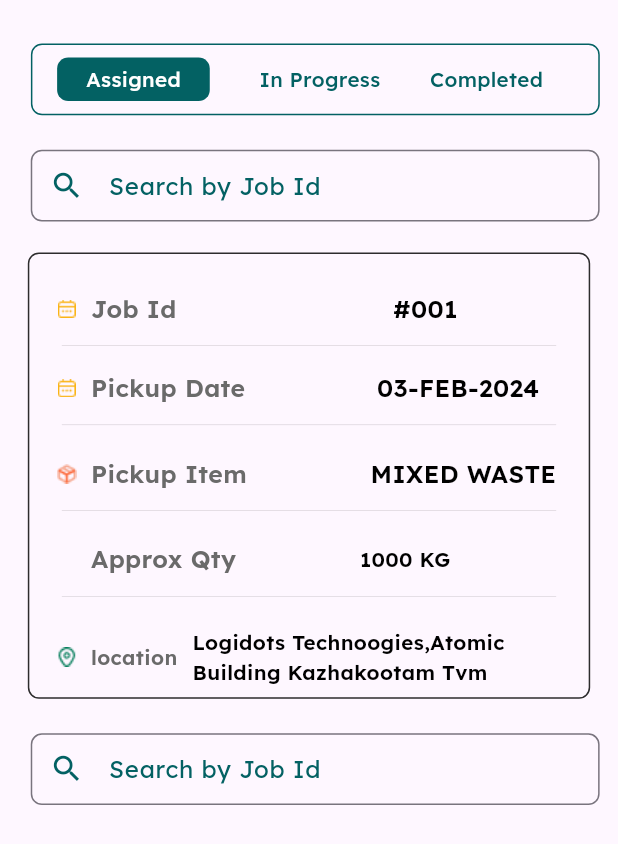
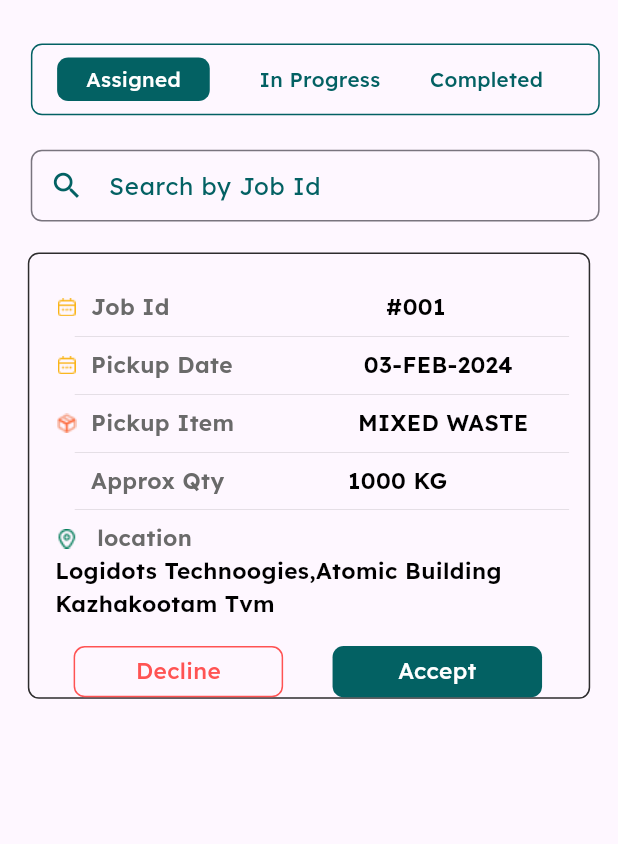
Before and after one commit to Sabari-nath-p/greenworms, a Flutter app: the JobScreen screen opened directly, on a phone screen of 412 x 824 dp. Shown: the top 844 px of the screen. Run offline on Flutter 3.47's test engine with Material 3 defaults, Android fonts, the phone set to English and light mode, and no system bars; our stand-ins replace fluttertoast, get, google_fonts, sizer.

Commit message:
new code

```diff
--- a/lib/Screen/JobAssignedScreen/JobScreen.dart
+++ b/lib/Screen/JobAssignedScreen/JobScreen.dart
@@ -47,34 +47,7 @@ class JobScreen extends StatelessWidget {
             SizedBox(
               height: 2.8.h,
             ),
-            Padding(
-              padding: EdgeInsets.only(left: 2.w),
-              child: SizedBox(
-                width: 92.05.w,
-                height: 5.8.h,
-                child: TextFormField(
-                  keyboardType: TextInputType.emailAddress,
-                  decoration: InputDecoration(
-                    prefixIcon: Icon(
-                      Icons.search,
-                      size: 5.6.w,
-                      color: Color(0xff036163),
-                    ),
-                    isDense: true,
-                    hintText: ("Search by Job Id"),
-                    hintStyle: GoogleFonts.lexend(
-                      color: Color(0xff036163),
-                    ),
-                    border: OutlineInputBorder(
-                      borderRadius: BorderRadius.circular(0.9.h),
-                      borderSide: BorderSide(
-                          color: Color(0xff036163).withOpacity(.2),
-                          width: 0.15.h),
-                    ),
-                  ),
-                ),
-              ),
-            ),
+
           ],
 
         ),
--- a/lib/Screen/LoginScreen/Controller.dart
+++ b/lib/Screen/LoginScreen/Controller.dart
@@ -9,7 +9,7 @@ import 'package:greenworms/main.dart';
 import 'package:http/http.dart';
 
 class LoginController extends GetxController {
-  TextEditingController emailController = TextEditingController(text: "test@eamil.com");
+  TextEditingController emailController = TextEditingController(text: "test@gamil.com");
   TextEditingController passwordController = TextEditingController(text:"Password123@");
 
   loginSend() async {
--- a/lib/Screen/homeScreen/components/JobSheetCard.dart
+++ b/lib/Screen/homeScreen/components/JobSheetCard.dart
@@ -15,11 +15,12 @@ class JobSheetCard extends StatelessWidget {
             color: Colors.black.withOpacity(0.2.w),
           ),
           borderRadius: BorderRadius.circular(0.9.h)),
+      child: Padding(
+         padding: EdgeInsets.fromLTRB(4.17.w, 3.h, 0.w, 0.h),
         child: Column(
+
           children: [
-          Padding(
-            padding: EdgeInsets.fromLTRB(4.17.w, 3.h, 0.w, 0.h),
-            child: Row(
+            Row(
               children: [
                 SizedBox(
                     width: 1.9.h,
@@ -31,7 +32,7 @@ class JobSheetCard extends StatelessWidget {
                 Text(
                   "Job Id",
                   style: GoogleFonts.lexend(
-                      fontSize: 12.sp,
+                      fontSize: 11.sp,
                       fontWeight: FontWeight.w600,
                       color: Color(0xff6A6A6A)),
                 ),
@@ -41,16 +42,15 @@ class JobSheetCard extends StatelessWidget {
                 Text(
                   "#001",
                   style: GoogleFonts.lexend(
-                      fontSize: 12.sp,
+                      fontSize: 11.sp,
                       fontWeight: FontWeight.w600,
                       color: Color(0xff000000)),
                 ),
                 Expanded(child: Container()),
               ],
             ),
-          ),
             SizedBox(
-            height: 3.w,
+              height: 2.w,
             ),
             Container(
               width: 80.w,
@@ -58,11 +58,9 @@ class JobSheetCard extends StatelessWidget {
               color: Colors.black.withOpacity(0.2.w),
             ),
             SizedBox(
-            height: 3.w,
+              height: 2.w,
             ),
-          Padding(
-            padding: EdgeInsets.fromLTRB(4.17.w, 1.w, 0.w, 0.h),
-            child: Row(
+            Row(
               crossAxisAlignment: CrossAxisAlignment.center,
               children: [
                 SizedBox(
@@ -75,7 +73,7 @@ class JobSheetCard extends StatelessWidget {
                 Text(
                   "Pickup Date ",
                   style: GoogleFonts.lexend(
-                      fontSize: 12.sp,
+                      fontSize: 11.sp,
                       fontWeight: FontWeight.w600,
                       color: Color(0xff6A6A6A)),
                 ),
@@ -86,16 +84,15 @@ class JobSheetCard extends StatelessWidget {
                   "03-FEB-2024",
                   textAlign: TextAlign.end,
                   style: GoogleFonts.lexend(
-                      fontSize: 12.sp,
+                      fontSize: 11.sp,
                       fontWeight: FontWeight.w600,
                       color: Color(0xff000000)),
                 ),
                 Expanded(child: Container()),
               ],
             ),
-          ),
             SizedBox(
-            height: 3.w,
+              height: 2.w,
             ),
             Container(
               width: 80.w,
@@ -103,11 +100,9 @@ class JobSheetCard extends StatelessWidget {
               color: Colors.black.withOpacity(0.2.w),
             ),
             SizedBox(
-            height: 3.w,
+              height: 2.w,
             ),
-          Padding(
-            padding: EdgeInsets.fromLTRB(4.17.w, 1.h, 0.w, 0.h),
-            child: Row(
+            Row(
               children: [
                 SizedBox(
                     width: 1.9.h,
@@ -119,7 +114,7 @@ class JobSheetCard extends StatelessWidget {
                 Text(
                   "Pickup Item",
                   style: GoogleFonts.lexend(
-                      fontSize: 12.sp,
+                      fontSize: 11.sp,
                       fontWeight: FontWeight.w600,
                       color: Color(0xff6A6A6A)),
                 ),
@@ -129,16 +124,15 @@ class JobSheetCard extends StatelessWidget {
                 Text(
                   "MIXED WASTE",
                   style: GoogleFonts.lexend(
-                      fontSize: 12.sp,
+                      fontSize: 11.sp,
                       fontWeight: FontWeight.w600,
                       color: Color(0xff000000)),
                 ),
                 Expanded(child: Container()),
               ],
             ),
-          ),
             SizedBox(
-            height: 3.w,
+              height: 2.w,
             ),
             Container(
               width: 80.w,
@@ -146,11 +140,9 @@ class JobSheetCard extends StatelessWidget {
               color: Colors.black.withOpacity(0.2.w),
             ),
             SizedBox(
-            height: 3.w,
+              height: 2.w,
             ),
-          Padding(
-            padding: EdgeInsets.fromLTRB(4.17.w, 1.h, 0.w, 0.h),
-            child: Row(
+            Row(
 
 
               children: [
@@ -164,7 +156,7 @@ class JobSheetCard extends StatelessWidget {
                 Text(
                   "Approx Qty",
                   style: GoogleFonts.lexend(
-                      fontSize: 12.sp,
+                      fontSize: 11.sp,
                       fontWeight: FontWeight.w600,
                       color: Color(0xff6A6A6A)),
                 ),
@@ -174,16 +166,15 @@ class JobSheetCard extends StatelessWidget {
                 Text(
                   "1000 KG",
                   style: GoogleFonts.lexend(
-                      fontSize: 10.sp,
+                      fontSize: 11.sp,
                       fontWeight: FontWeight.w600,
                       color: Color(0xff000000)),
                 ),
                 Expanded(child: Container()),
               ],
             ),
-          ),
             SizedBox(
-            height: 3.w,
+              height: 2.w,
             ),
             Container(
               width: 80.w,
@@ -191,47 +182,79 @@ class JobSheetCard extends StatelessWidget {
               color: Colors.black.withOpacity(0.2.w),
             ),
             SizedBox(
-            height: 3.w,
+              height: 2.w,
             ),
-          Padding(
-            padding: EdgeInsets.fromLTRB(4.17.w, 1.h, 0.w, 0.h),
-            child: Row(
+            Row(
               children: [
                 SizedBox(
                     width: 1.9.h,
                     height: 1.9.h,
                     child: Image.asset("assets/images/loc.png")),
                 SizedBox(
-                  width: 2.w,
+                  width: 3.w,
                 ),
                 Text(
                   "location",
                   style: GoogleFonts.lexend(
-                      fontSize: 10.sp,
+                      fontSize: 11.sp,
                       fontWeight: FontWeight.w600,
                       color: Color(0xff6A6A6A)),
                 ),
                 SizedBox(
-                  width: 10,
+                  width: 10.w,
                 ),
-                Expanded(
-                  //  width: 100,
+
+              ],
+            ),
+            //aa
+             Container(
+              alignment: Alignment.centerLeft,
                child: Text(
                     "Logidots Technoogies,Atomic Building Kazhakootam Tvm",
                     textAlign: TextAlign.start,
                     style: GoogleFonts.lexend(
-                        fontSize: 10.sp,
+                        fontSize: 11.sp,
                         fontWeight: FontWeight.w600,
                         color: Color(0xff000000)),
                   ),
              ),
+            SizedBox(
+              height: 4.w,
+            ),
+
+            Row(
+              children: [
+                Container(
+                    width: 33.9.w,
+                    height:4.15.h,
+                    margin: EdgeInsets.only(left: 3.w),
+                    alignment: Alignment.center,
+                    decoration: BoxDecoration(
+
+                                borderRadius: BorderRadius.circular(0.9.h),border: Border.all(color: Color(0xffFF5353),width: 1)) ,
+                      child: Text("Decline",style: GoogleFonts.lexend(fontSize:11.sp,fontWeight: FontWeight.w500,color: Color(0xffFF5353) ),),
+
+
+                ),
+                SizedBox(width: 8.w,),
+                Container(
+                  width: 33.9.w,
+                          height: 4.15.h,
+                          alignment: Alignment.center,
+                          child: Text("Accept",
+                              style: GoogleFonts.lexend(
+                                  fontSize: 11.sp,
+                                  fontWeight: FontWeight.w500,
+                                  color: Colors.white)),
+                          decoration: BoxDecoration(
+                              color: Color(0xff036163),
+                              borderRadius: BorderRadius.circular(0.9.h))
+                ),
               ],
             ),
+            SizedBox(height: 3,)
+          ],
         ),
-          SizedBox(
-            height: 3.w,
-          ),
-        ],
       ),
     );
   }
```
Lines whose indentation alone changed are shown as unchanged.
